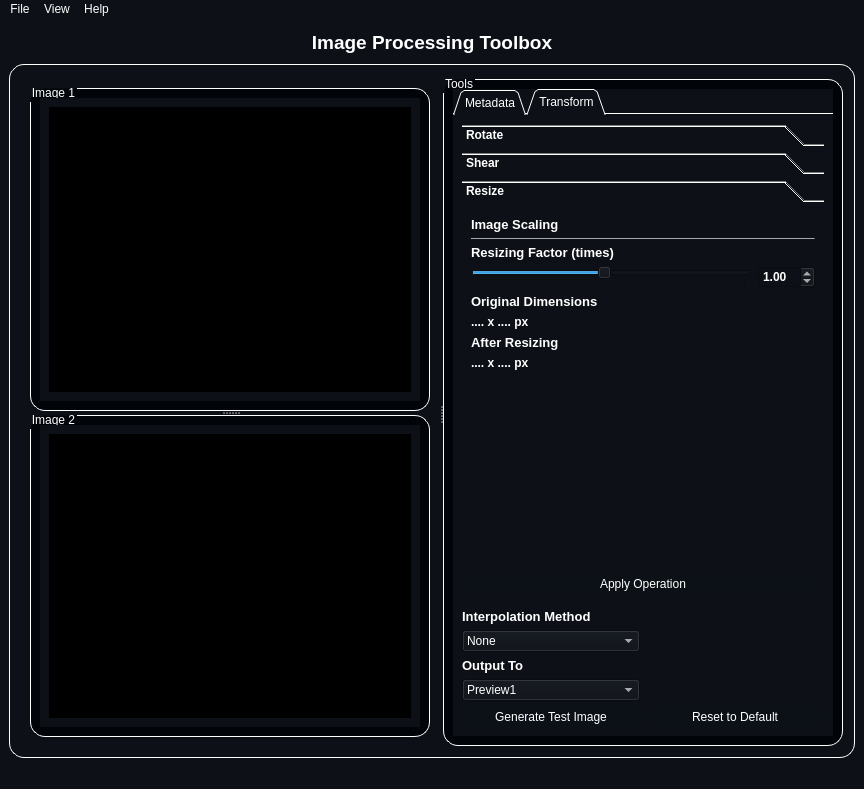
Before: the Qt Designer form resources/MainWindow.ui in mo-gaafar/image-processing-toolbox, drawn with Qt 5.
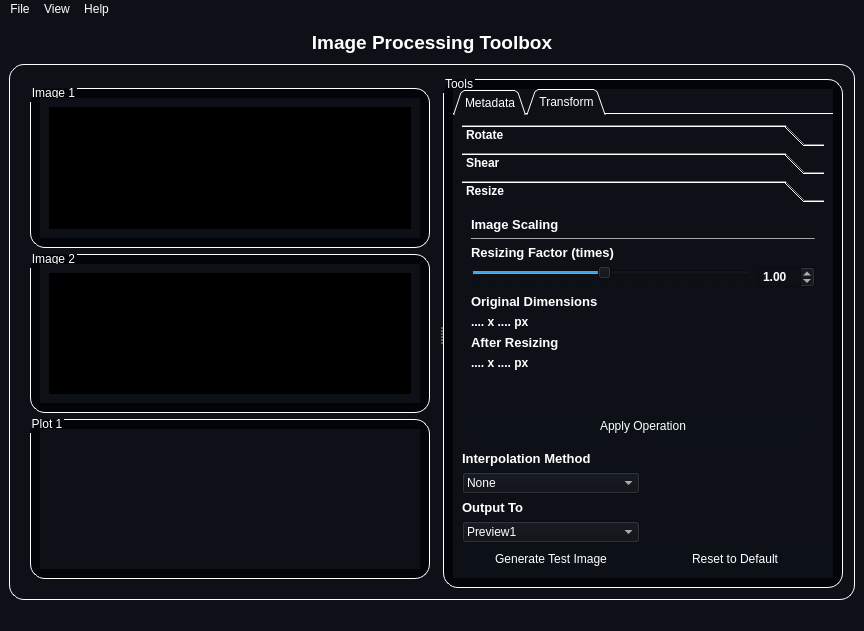
After: the same form once the commit is applied. The open tabs and pages were chosen to show the change. Icons and pictures are not drawn.

Commit message: added plot window

The edit to the form file:
```diff
--- a/resources/MainWindow.ui
+++ b/resources/MainWindow.ui
@@ -6,8 +6,8 @@
    <rect>
     <x>0</x>
     <y>0</y>
-    <width>863</width>
-    <height>789</height>
+    <width>861</width>
+    <height>631</height>
    </rect>
   </property>
   <property name="windowTitle">
@@ -72,12 +72,8 @@
     color: rgb(255, 255, 255);
 }</string>
           </property>
-          <layout class="QGridLayout" name="gridLayout_9">
-           <item row="0" column="0">
-            <widget class="QSplitter" name="splitter_2">
-             <property name="orientation">
-              <enum>Qt::Vertical</enum>
-             </property>
+          <layout class="QVBoxLayout" name="verticalLayout_3">
+           <item>
              <widget class="QGroupBox" name="image1_groupbox">
               <property name="minimumSize">
                <size>
@@ -122,8 +118,8 @@
                    <rect>
                     <x>0</x>
                     <y>0</y>
-                    <width>382</width>
-                    <height>306</height>
+                   <width>380</width>
+                   <height>144</height>
                    </rect>
                   </property>
                   <layout class="QVBoxLayout" name="verticalLayout_2">
@@ -170,6 +166,8 @@
                </item>
               </layout>
              </widget>
+           </item>
+           <item>
              <widget class="QGroupBox" name="image2_groupbox">
               <property name="enabled">
                <bool>true</bool>
@@ -214,8 +212,8 @@
                    <rect>
                     <x>0</x>
                     <y>0</y>
-                    <width>382</width>
-                    <height>305</height>
+                   <width>380</width>
+                   <height>145</height>
                    </rect>
                   </property>
                   <layout class="QVBoxLayout" name="verticalLayout_5">
@@ -253,6 +251,65 @@
                </item>
               </layout>
              </widget>
+           </item>
+           <item>
+            <widget class="QGroupBox" name="plot1_groupbox">
+             <property name="enabled">
+              <bool>true</bool>
+             </property>
+             <property name="minimumSize">
+              <size>
+               <width>400</width>
+               <height>0</height>
+              </size>
+             </property>
+             <property name="styleSheet">
+              <string notr="true">QGroupBox {
+background-color: rgb(1, 4, 9);
+border: 1.2px solid #ffffff;
+border-style: outset;
+border-radius: 15px;
+}
+QGroupBox::title  {
+    subcontrol-origin: margin;
+    subcontrol-position: top left;
+    padding: -5px 0px 0px 0px;
+    color: rgb(255, 255, 255);
+}</string>
+             </property>
+             <property name="title">
+              <string>Plot 1</string>
+             </property>
+             <layout class="QGridLayout" name="gridLayout_9">
+              <item row="0" column="0">
+               <widget class="QScrollArea" name="scrollArea_3">
+                <property name="frameShape">
+                 <enum>QFrame::NoFrame</enum>
+                </property>
+                <property name="sizeAdjustPolicy">
+                 <enum>QAbstractScrollArea::AdjustToContents</enum>
+                </property>
+                <property name="widgetResizable">
+                 <bool>true</bool>
+                </property>
+                <widget class="QWidget" name="scrollAreaWidgetContents_5">
+                 <property name="geometry">
+                  <rect>
+                   <x>0</x>
+                   <y>0</y>
+                   <width>380</width>
+                   <height>144</height>
+                  </rect>
+                 </property>
+                 <layout class="QVBoxLayout" name="verticalLayout_6">
+                  <item>
+                   <layout class="QGridLayout" name="gridLayout_11"/>
+                  </item>
+                 </layout>
+                </widget>
+               </widget>
+              </item>
+             </layout>
             </widget>
            </item>
           </layout>
@@ -852,8 +909,8 @@
                    <rect>
                     <x>0</x>
                     <y>0</y>
-                    <width>199</width>
-                    <height>229</height>
+                    <width>362</width>
+                    <height>271</height>
                    </rect>
                   </property>
                   <attribute name="label">
@@ -993,7 +1050,7 @@
                      <property name="sizeHint" stdset="0">
                       <size>
                        <width>20</width>
-                       <height>20</height>
+                       <height>10</height>
                       </size>
                      </property>
                     </spacer>
```
Left out of the diff: 27 changed lines with no effect on the pictures. Lines whose indentation alone changed are shown as unchanged. The commit also changes 2 other files.
